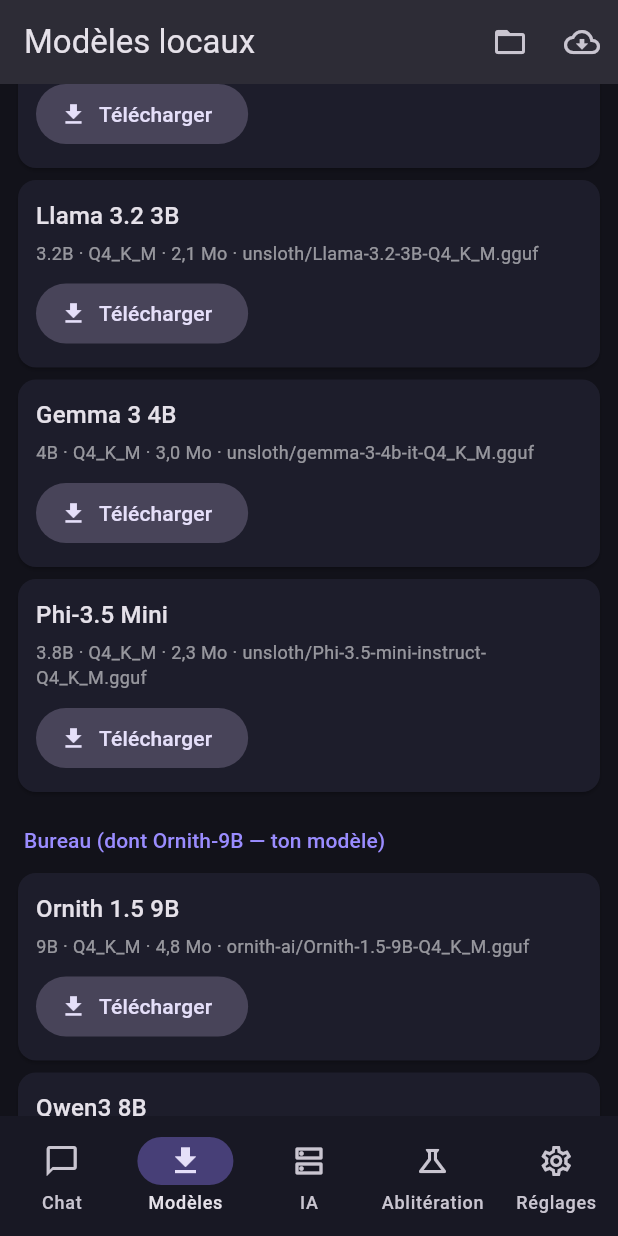
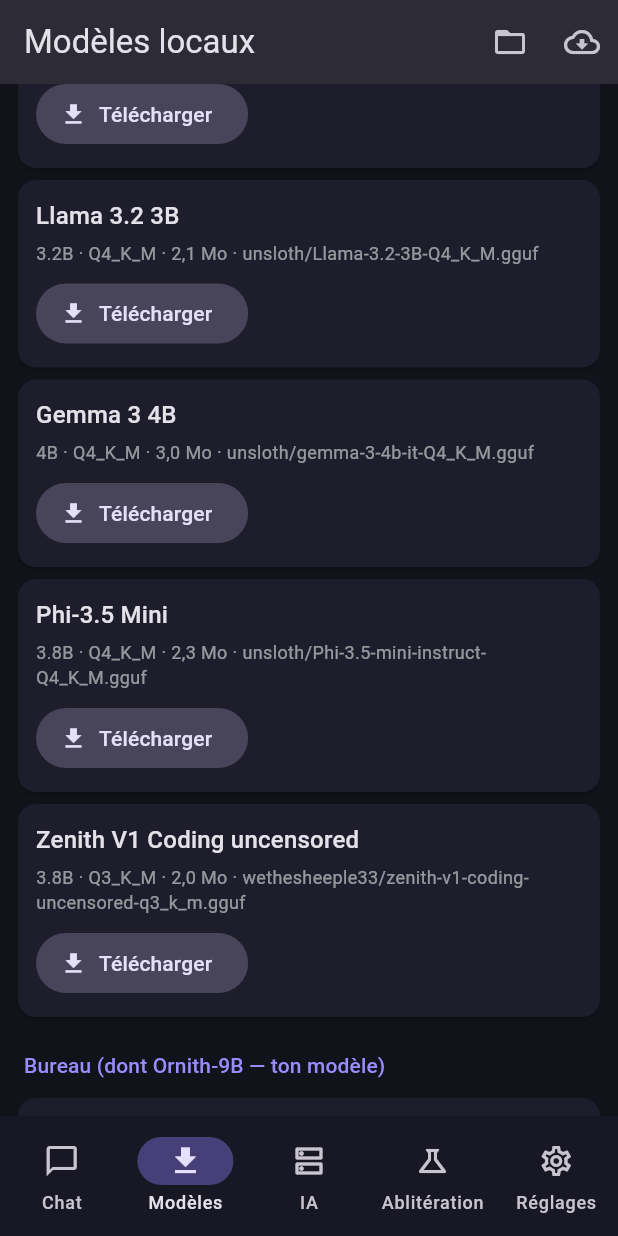
Before and after one commit to DouDou1333/pancartplayer, a Flutter app: the screen it shows after launch, item 2 of the bottom bar chosen, scrolled down 576 dp, on a phone screen of 412 x 824 dp. Run offline on Flutter 3.47's test engine with Material 3 defaults, Android fonts, the phone set to English and light mode, and no system bars; our stand-ins replace dio, flutter_riverpod, flutter_secure_storage, shared_preferences; missing offline and left inert: android_intent_plus, file_selector, llamadart.

Commit message:
feat: ajoute Zenith V1 Coding uncensored (Q3_K_M) au catalogue

```diff
--- a/app/lib/core/catalog.dart
+++ b/app/lib/core/catalog.dart
@@ -101,6 +101,18 @@
     recommendedFor: 'all',
     tags: ['code', 'raisonnement'],
   ),
+  CatalogModel(
+    id: 'zenith-v1-coding-uncensored',
+    name: 'Zenith V1 Coding uncensored',
+    owner: 'wethesheeple33',
+    repo: 'wethesheeple33/zenith-v1-coding-uncensored-Q3_K_M-GGUF',
+    file: 'zenith-v1-coding-uncensored-q3_k_m.gguf',
+    params: '3.8B',
+    quant: 'Q3_K_M',
+    sizeMb: 1962,
+    recommendedFor: 'all',
+    tags: ['code', 'uncensored'],
+  ),
 
   // ---- Desktop ----------------------------------------------------------
   CatalogModel(
```
Also changed, not shown: 1 other file.
